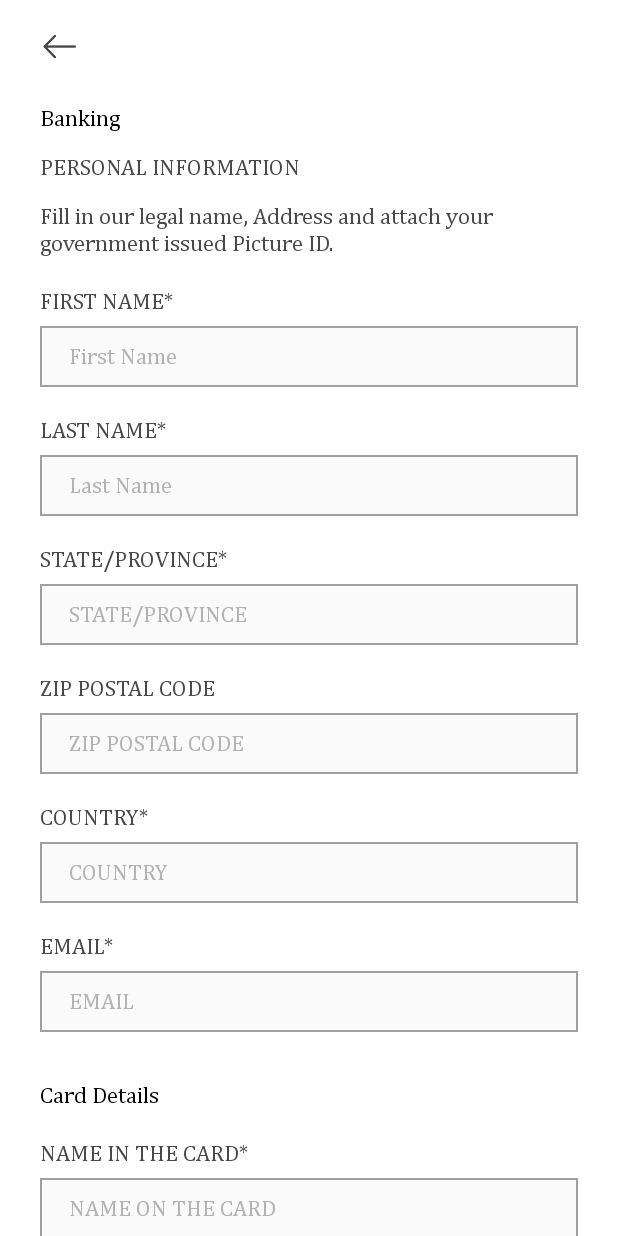
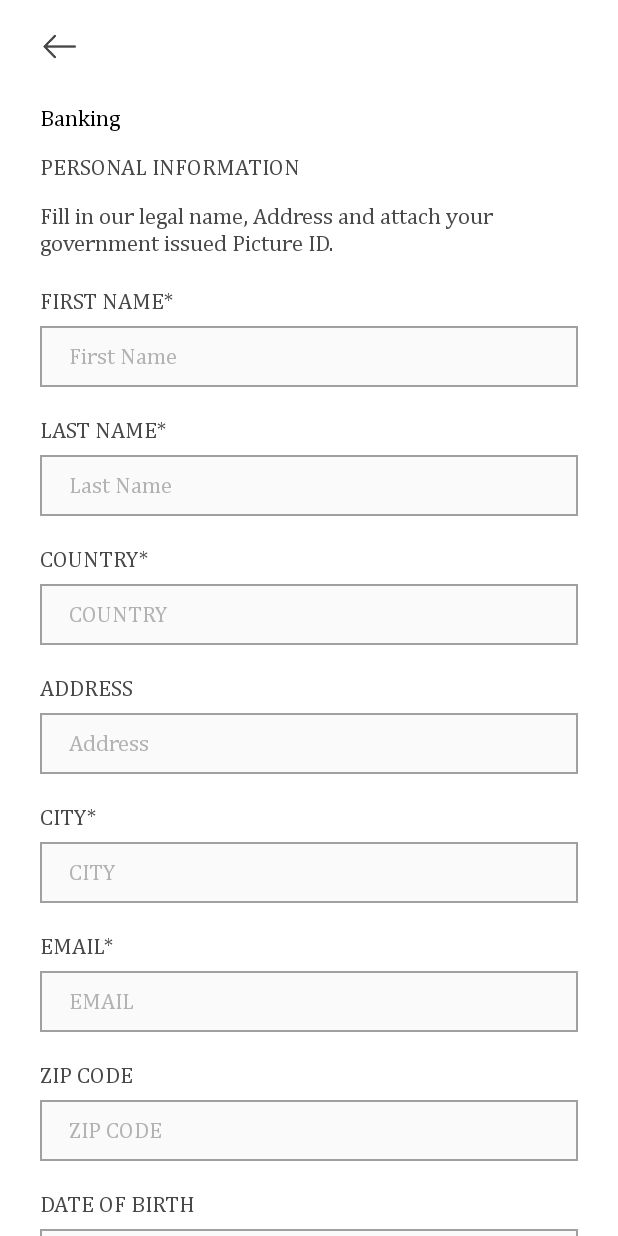
Before and after one commit to dharmikghori/LoyalFans, an Android app: the layout fragment_bank_detail.xml on its own in the app's theme, with its tools: preview values and no code run, on a phone screen of 412 x 824 dp. Run offline under Robolectric (Android 15) with nearby library versions, the phone set to English and light mode, and no system bars.

Commit message:
Bank detail fragment change

```diff
--- /dev/null
+++ b/app/src/main/res/drawable/dotted_round_bg.xml
@@ -0,0 +1,9 @@
+<?xml version="1.0" encoding="utf-8"?>
+<shape xmlns:android="http://schemas.android.com/apk/res/android"
+    android:shape="rectangle">
+    <stroke
+        android:width="@dimen/_1sdp"
+        android:color="@color/blue_color"
+        android:dashWidth="@dimen/_2sdp"
+        android:dashGap="@dimen/_3sdp" />
+</shape>
--- a/app/src/main/res/layout/fragment_bank_detail.xml
+++ b/app/src/main/res/layout/fragment_bank_detail.xml
@@ -90,44 +90,6 @@
                 android:layout_width="match_parent"
                 android:layout_height="wrap_content"
                 android:layout_marginTop="@dimen/_15sdp"
-                android:text="@string/state"
-                android:textAllCaps="true"
-                android:textColor="@color/theme_black" />
-
-            <EditText
-                style="@style/FullBorderEditText"
-                android:layout_width="match_parent"
-                android:layout_height="wrap_content"
-                android:layout_marginTop="@dimen/_5sdp"
-                android:hint="@string/state_hint"
-                android:importantForAutofill="no"
-                android:inputType="text"
-                tools:ignore="LabelFor" />
-
-            <TextView
-                style="@style/BaseTextView"
-                android:layout_width="match_parent"
-                android:layout_height="wrap_content"
-                android:layout_marginTop="@dimen/_15sdp"
-                android:text="@string/zip_postal_code"
-                android:textAllCaps="true"
-                android:textColor="@color/theme_black" />
-
-            <EditText
-                style="@style/FullBorderEditText"
-                android:layout_width="match_parent"
-                android:layout_height="wrap_content"
-                android:layout_marginTop="@dimen/_5sdp"
-                android:hint="@string/zip_postal_code_hint"
-                android:importantForAutofill="no"
-                android:inputType="text"
-                tools:ignore="LabelFor" />
-
-            <TextView
-                style="@style/BaseTextView"
-                android:layout_width="match_parent"
-                android:layout_height="wrap_content"
-                android:layout_marginTop="@dimen/_15sdp"
                 android:text="@string/country"
                 android:textAllCaps="true"
                 android:textColor="@color/theme_black" />
@@ -138,6 +100,44 @@
                 android:layout_height="wrap_content"
                 android:layout_marginTop="@dimen/_5sdp"
                 android:hint="@string/country_hint"
+                android:importantForAutofill="no"
+                android:inputType="text"
+                tools:ignore="LabelFor" />
+
+            <TextView
+                style="@style/BaseTextView"
+                android:layout_width="match_parent"
+                android:layout_height="wrap_content"
+                android:layout_marginTop="@dimen/_15sdp"
+                android:text="@string/address"
+                android:textAllCaps="true"
+                android:textColor="@color/theme_black" />
+
+            <EditText
+                style="@style/FullBorderEditText"
+                android:layout_width="match_parent"
+                android:layout_height="wrap_content"
+                android:layout_marginTop="@dimen/_5sdp"
+                android:hint="@string/address"
+                android:importantForAutofill="no"
+                android:inputType="text"
+                tools:ignore="LabelFor" />
+
+            <TextView
+                style="@style/BaseTextView"
+                android:layout_width="match_parent"
+                android:layout_height="wrap_content"
+                android:layout_marginTop="@dimen/_15sdp"
+                android:text="@string/city"
+                android:textAllCaps="true"
+                android:textColor="@color/theme_black" />
+
+            <EditText
+                style="@style/FullBorderEditText"
+                android:layout_width="match_parent"
+                android:layout_height="wrap_content"
+                android:layout_marginTop="@dimen/_5sdp"
+                android:hint="@string/city_hint"
                 android:importantForAutofill="no"
                 android:inputType="text"
                 tools:ignore="LabelFor" />
@@ -161,6 +161,69 @@
                 android:inputType="text"
                 tools:ignore="LabelFor" />
 
+            <TextView
+                style="@style/BaseTextView"
+                android:layout_width="match_parent"
+                android:layout_height="wrap_content"
+                android:layout_marginTop="@dimen/_15sdp"
+                android:text="@string/zip_code"
+                android:textAllCaps="true"
+                android:textColor="@color/theme_black" />
+
+            <EditText
+                style="@style/FullBorderEditText"
+                android:layout_width="match_parent"
+                android:layout_height="wrap_content"
+                android:layout_marginTop="@dimen/_5sdp"
+                android:hint="@string/zip_code_hint"
+                android:importantForAutofill="no"
+                android:inputType="text"
+                tools:ignore="LabelFor" />
+
+            <TextView
+                style="@style/BaseTextView"
+                android:layout_width="match_parent"
+                android:layout_height="wrap_content"
+                android:layout_marginTop="@dimen/_15sdp"
+                android:text="@string/date_of_birth"
+                android:textAllCaps="true"
+                android:textColor="@color/theme_black" />
+
+            <EditText
+                style="@style/FullBorderEditText"
+                android:layout_width="match_parent"
+                android:layout_height="wrap_content"
+                android:layout_marginTop="@dimen/_5sdp"
+                android:hint="@string/date_of_birth"
+                android:importantForAutofill="no"
+                android:inputType="text"
+                tools:ignore="LabelFor" />
+
+            <TextView
+                style="@style/BaseTextView"
+                android:layout_width="match_parent"
+                android:layout_height="wrap_content"
+                android:layout_marginTop="@dimen/_15sdp"
+                android:text="@string/cvc"
+                android:textAllCaps="true"
+                android:textColor="@color/theme_black" />
+
+            <EditText
+                style="@style/FullBorderEditText"
+                android:layout_width="match_parent"
+                android:layout_height="wrap_content"
+                android:layout_marginTop="@dimen/_5sdp"
+                android:hint="@string/cvc"
+                android:importantForAutofill="no"
+                android:inputType="text"
+                tools:ignore="LabelFor" />
+
+            <ImageView
+                android:layout_width="@dimen/_400sdp"
+                android:layout_height="@dimen/_400sdp"
+                android:contentDescription="@string/app_name"
+                android:layerType="software"
+                android:src="@drawable/dotted_round_bg" />
 
             <TextView
                 style="@style/BaseTextView"
--- a/app/src/main/res/values/strings.xml
+++ b/app/src/main/res/values/strings.xml
@@ -94,7 +94,7 @@
     <string name="country">COUNTRY*</string>
     <string name="email">EMAIL*</string>
     <string name="name_in_card">Name in the card*</string>
-    <string name="card_number">Card Number*</string>
+    <string name="card_number">Card Number</string>
 
     <string name="street_hint">STREET</string>
     <string name="city_hint">CITY</string>
@@ -103,8 +103,8 @@
     <string name="country_hint">COUNTRY</string>
     <string name="email_hint">EMAIL</string>
     <string name="card_details">Card Details</string>
-    <string name="name_in_card_hint">NAME ON THE CARD</string>
-    <string name="card_number_hint">CARD NUMBER</string>
+    <string name="name_in_card_hint">Name On The Card</string>
+    <string name="card_number_hint">Card Number</string>
     <string name="expiration_mm_yyyy">Expiration</string>
     <string name="submit">submit</string>
     <string name="cvc">CVC</string>
@@ -122,5 +122,7 @@
 
     <string name="first_name_hint">First Name</string>
     <string name="last_name_hint">Last Name</string>
+    <string name="zip_code">Zip Code</string>
+    <string name="zip_code_hint">ZIP CODE</string>
 
 </resources>
```
